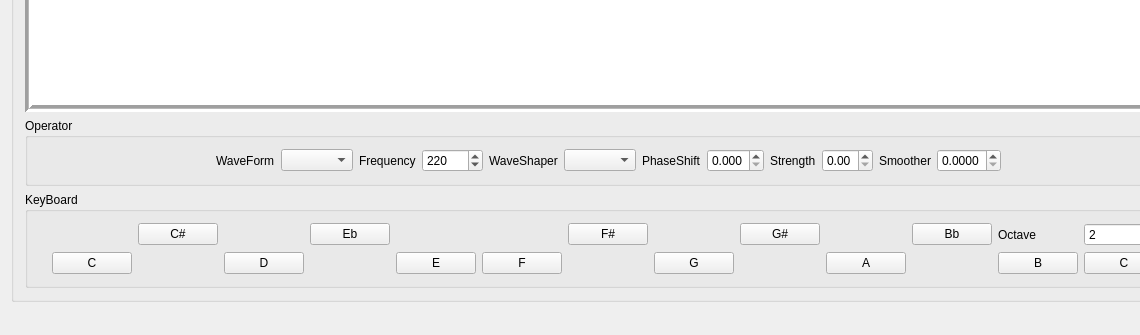
Above: Synth3/mainwindow.ui from djeemie2000/SynthPlayground before the change; both pictures show x 0 to 1140 and y 209 to 544 of the 1343 by 544 pixel window. Below: the same form after it.
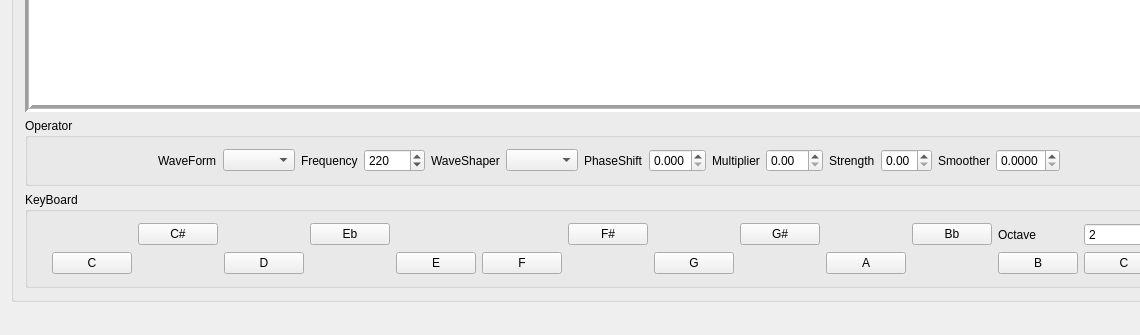
That is the form after the change.

Commit message: WaveShaper: phase multiplier

```diff
--- a/Synth3/mainwindow.ui
+++ b/Synth3/mainwindow.ui
@@ -146,6 +146,20 @@
             </property>
            </widget>
           </item>
+          <item>
+           <widget class="QLabel" name="label_11">
+            <property name="text">
+             <string>Multiplier</string>
+            </property>
+           </widget>
+          </item>
+          <item>
+           <widget class="QDoubleSpinBox" name="doubleSpinBox_WaveShaperMultiplier">
+            <property name="singleStep">
+             <double>0.010000000000000</double>
+            </property>
+           </widget>
+          </item>
           <item>
            <widget class="QLabel" name="label_2">
             <property name="text">
```
The commit also changes 5 other files.
